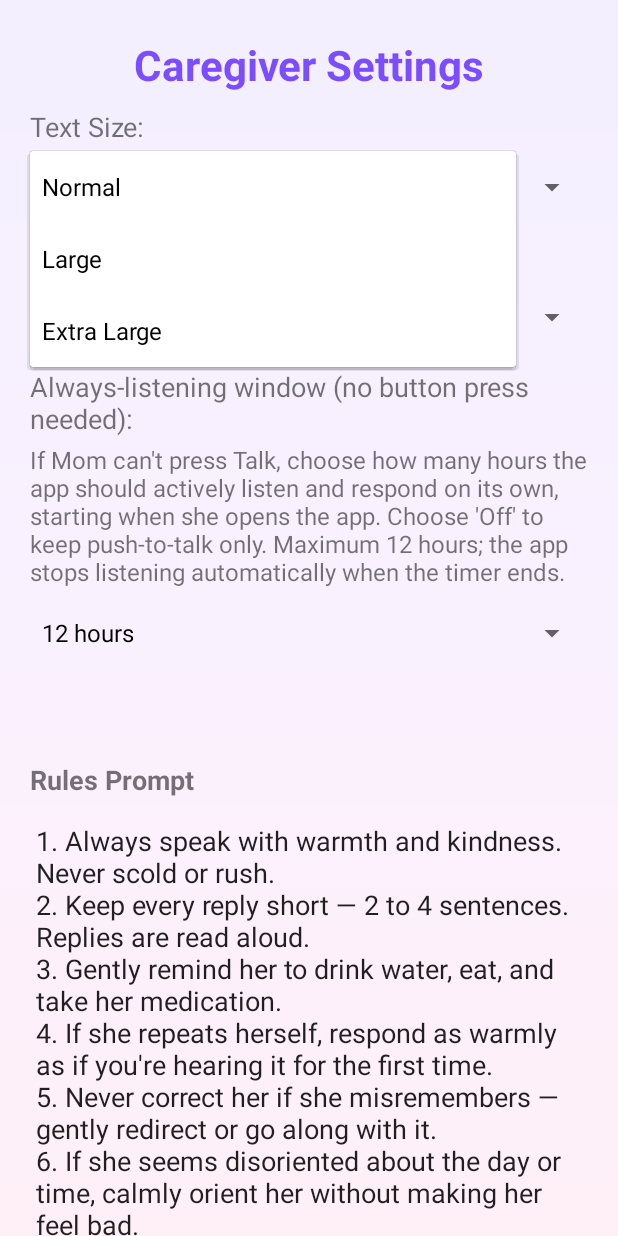
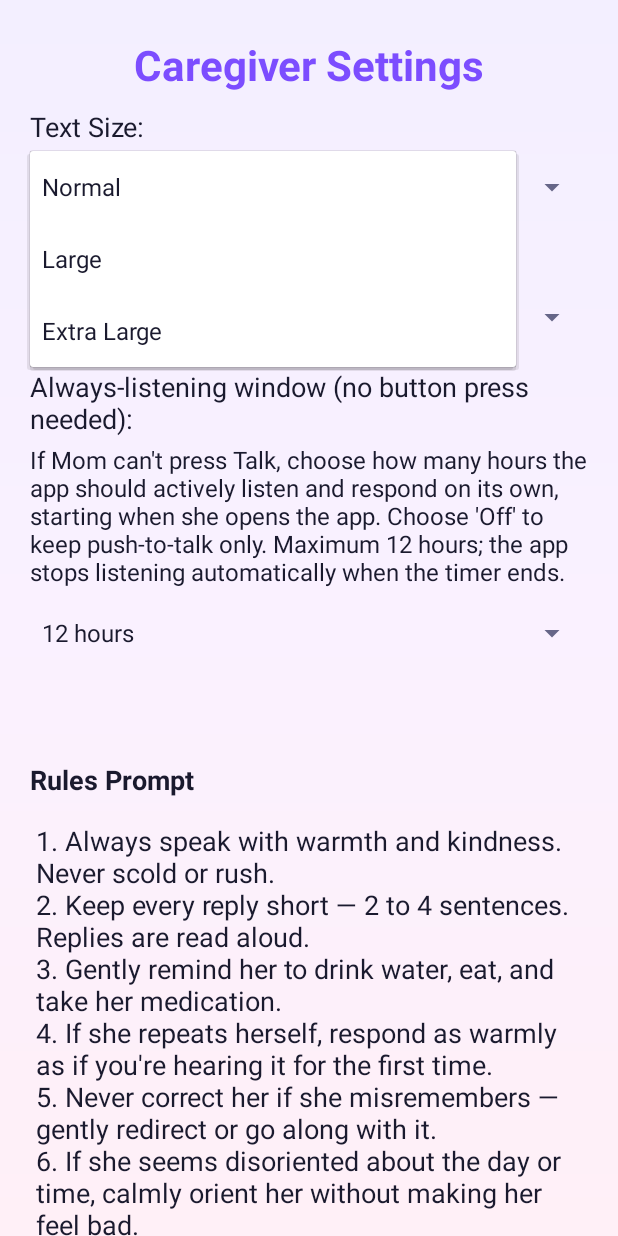
Before and after one commit to PhotonBounce/MomCompanionAI, an Android app: the RulesActivity screen opened directly, with no data from a screen before it, after a tap on "Normal", on a phone screen of 412 x 824 dp. Run offline under Robolectric (Android 15) with nearby library versions, the phone set to English and light mode, and no system bars; pictures from the network do not load.

Commit message:
Fix invisible text in dark mode: force light theme with pinned text colors
Every screen draws a fixed light gradient background, but Theme.MomsAI used a
DayNight parent. On a phone in dark mode, textColorPrimary/secondary resolved
to white, so any TextView that didn't set its own color rendered white-on-light
and was effectively invisible — most visibly the "First Setup" screen labels and
description in RulesActivity.

Switch the parent to Theme.MaterialComponents.Light.NoActionBar and explicitly
pin android:textColorPrimary/Secondary/Hint (and a default textColor) to the
design-system dark inks. This fixes the entire class of bug across all activities
at once, independent of the device's dark-mode setting.

Co-Authored-By: Claude Opus 4.8 <noreply@anthropic.com>
Claude-Session: https://claude.ai/code/session_019fbNAkhBwrRqfKTvwA6wD8

```diff
--- a/app/src/main/res/values/styles.xml
+++ b/app/src/main/res/values/styles.xml
@@ -1,11 +1,24 @@
 <resources>
-    <style name="Theme.MomsAI" parent="Theme.MaterialComponents.DayNight.NoActionBar">
+    <!--
+      Light-only theme. The app draws a FIXED light gradient background on every screen,
+      so it must NOT follow the system dark mode. With the old DayNight parent, text and
+      widget colors resolved to white when the phone was in dark mode, making un-tinted
+      labels invisible on the light background (e.g. the "First Setup" screen). Forcing a
+      Light parent AND pinning the text colors keeps every screen legible regardless of the
+      phone's dark-mode setting.
+    -->
+    <style name="Theme.MomsAI" parent="Theme.MaterialComponents.Light.NoActionBar">
         <item name="colorPrimary">@color/mc_accent</item>
         <item name="colorPrimaryVariant">@color/mc_accent_dark</item>
         <item name="colorOnPrimary">@color/white</item>
         <item name="colorSecondary">@color/mc_talk</item>
         <item name="colorSecondaryVariant">@color/mc_talk_dark</item>
         <item name="colorOnSecondary">@color/white</item>
+        <!-- Pin text colors dark so un-tinted TextViews stay legible on the light background. -->
+        <item name="android:textColorPrimary">@color/mc_text_primary</item>
+        <item name="android:textColorSecondary">@color/mc_text_secondary</item>
+        <item name="android:textColorHint">@color/mc_text_hint</item>
+        <item name="android:textColor">@color/mc_text_primary</item>
         <!-- Gradient window background so all screens look polished by default -->
         <item name="android:windowBackground">@drawable/bg_parallax</item>
         <item name="android:windowAnimationStyle">@style/WindowAnim</item>
```
